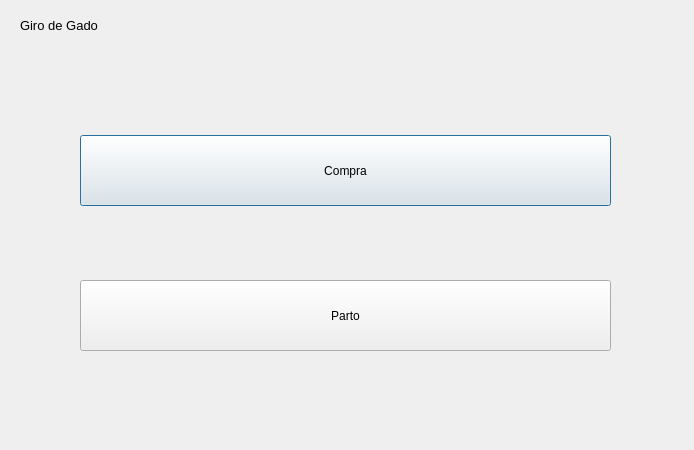
Old version of the form cattleregisterscreen.ui in the repository MaceGabriel/GiroDeGado.
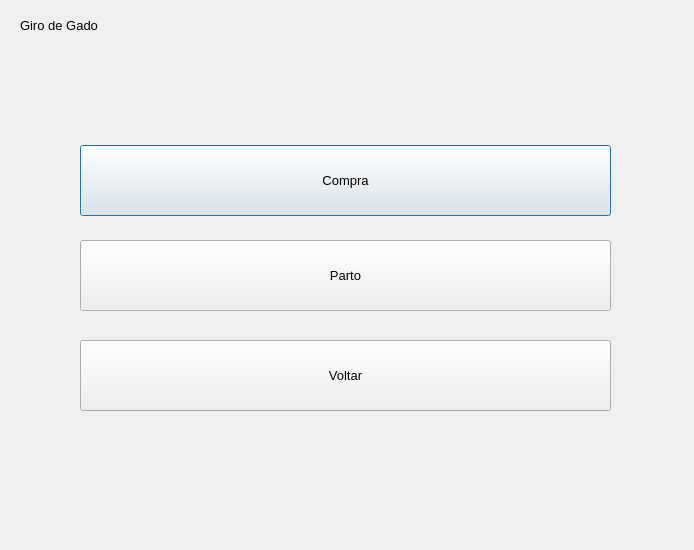
New version of the form.

Diff of the .ui file:
```diff
--- a/cattleregisterscreen.ui
+++ b/cattleregisterscreen.ui
@@ -7,7 +7,7 @@
     <x>0</x>
     <y>0</y>
     <width>694</width>
-    <height>450</height>
+    <height>550</height>
    </rect>
   </property>
   <property name="windowTitle">
@@ -17,11 +17,16 @@
    <property name="geometry">
     <rect>
      <x>80</x>
-     <y>135</y>
+     <y>145</y>
      <width>531</width>
      <height>71</height>
     </rect>
    </property>
+   <property name="font">
+    <font>
+     <pointsize>10</pointsize>
+    </font>
+   </property>
    <property name="text">
     <string>Compra</string>
    </property>
@@ -30,11 +35,16 @@
    <property name="geometry">
     <rect>
      <x>80</x>
-     <y>280</y>
+     <y>240</y>
      <width>531</width>
      <height>71</height>
     </rect>
    </property>
+   <property name="font">
+    <font>
+     <pointsize>10</pointsize>
+    </font>
+   </property>
    <property name="text">
     <string>Parto</string>
    </property>
@@ -57,6 +67,24 @@
     <string>Giro de Gado</string>
    </property>
   </widget>
+  <widget class="QPushButton" name="pushButton_4">
+   <property name="geometry">
+    <rect>
+     <x>80</x>
+     <y>340</y>
+     <width>531</width>
+     <height>71</height>
+    </rect>
+   </property>
+   <property name="font">
+    <font>
+     <pointsize>10</pointsize>
+    </font>
+   </property>
+   <property name="text">
+    <string>Voltar</string>
+   </property>
+  </widget>
  </widget>
  <resources/>
  <connections/>
```
